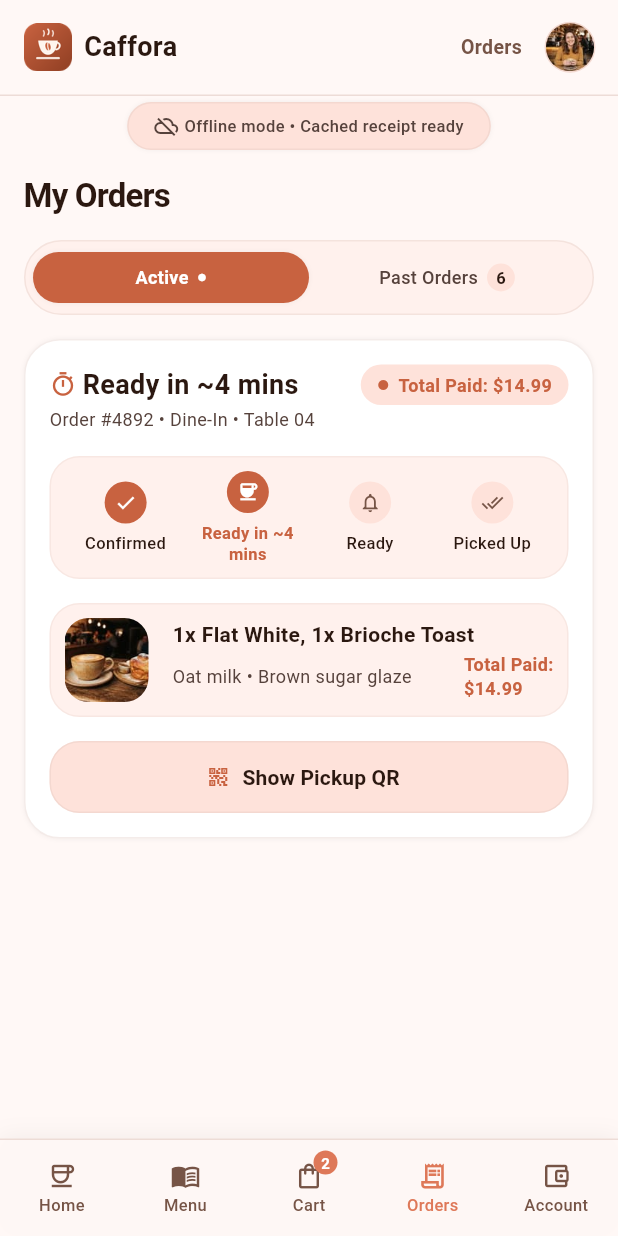
After one commit to Abishani/CafforaMobileApp, a Flutter app: the OrdersPage screen opened by its route, on a phone screen of 412 x 824 dp. The commit adds this screen. Run offline on Flutter 3.47's test engine with Material 3 defaults, Android fonts, the phone set to English and light mode, and no system bars; Roboto replaces fonts that are missing (Plus Jakarta Sans).

Commit message:
feat: added orders page

```diff
--- a/lib/core/constants/app_assets.dart
+++ b/lib/core/constants/app_assets.dart
@@ -14,4 +14,5 @@ abstract final class AppAssets {
   static const cartArtisanFlatWhite =
       'assets/images/cart_artisan_flat_white.png';
   static const cartWildBerryToast = 'assets/images/cart_wild_berry_toast.png';
+  static const orderPreview = 'assets/images/order_preview.png';
 }
--- a/lib/features/cart/presentation/pages/cart_page.dart
+++ b/lib/features/cart/presentation/pages/cart_page.dart
@@ -36,6 +36,8 @@ class _CartPageState extends State<CartPage> {
       Navigator.of(context).pushReplacementNamed('/');
     } else if (index == 1) {
       Navigator.of(context).pushReplacementNamed('/menu');
+    } else if (index == 3) {
+      Navigator.of(context).pushReplacementNamed('/orders');
     }
   }
 
@@ -89,12 +91,8 @@ class _CartPageState extends State<CartPage> {
               SizedBox(
                 width: double.infinity,
                 child: PlaceOrderButton(
-                  onPressed: () => ScaffoldMessenger.of(context).showSnackBar(
-                    const SnackBar(
-                      content: Text('Order placed for Table 04'),
-                      duration: Duration(milliseconds: 900),
-                    ),
-                  ),
+                  onPressed: () =>
+                      Navigator.of(context).pushReplacementNamed('/orders'),
                 ),
               ),
             ],
--- a/lib/features/home/presentation/pages/home_page.dart
+++ b/lib/features/home/presentation/pages/home_page.dart
@@ -41,6 +41,10 @@ class _HomePageState extends State<HomePage> {
     }
     if (index == 2) {
       Navigator.of(context).pushReplacementNamed('/cart');
+      return;
+    }
+    if (index == 3) {
+      Navigator.of(context).pushReplacementNamed('/orders');
       return;
     }
     setState(() => _selectedNavigationIndex = index);
--- a/lib/features/menu/presentation/pages/menu_page.dart
+++ b/lib/features/menu/presentation/pages/menu_page.dart
@@ -31,6 +31,8 @@ class _MenuPageState extends State<MenuPage> {
       Navigator.of(context).pushReplacementNamed('/');
     } else if (index == 2) {
       Navigator.of(context).pushReplacementNamed('/cart');
+    } else if (index == 3) {
+      Navigator.of(context).pushReplacementNamed('/orders');
     }
   }
 
--- /dev/null
+++ b/lib/features/orders/data/orders_data.dart
@@ -0,0 +1,24 @@
+import '../../../core/constants/app_assets.dart';
+
+class OrderPreview {
+  const OrderPreview({
+    required this.title,
+    required this.subtitle,
+    required this.total,
+    required this.image,
+  });
+
+  final String title;
+  final String subtitle;
+  final String total;
+  final String image;
+}
+
+abstract final class OrdersData {
+  static const activeOrder = OrderPreview(
+    title: '1x Flat White, 1x Brioche Toast',
+    subtitle: 'Oat milk • Brown sugar glaze',
+    total: '\$14.99',
+    image: AppAssets.orderPreview,
+  );
+}
--- /dev/null
+++ b/lib/features/orders/presentation/pages/orders_page.dart
@@ -0,0 +1,104 @@
+import 'package:flutter/material.dart';
+
+import '../../../../core/theme/app_theme.dart';
+import '../../../home/presentation/widgets/home_components.dart';
+import '../../data/orders_data.dart';
+import '../widgets/orders_components.dart';
+
+class OrdersPage extends StatefulWidget {
+  const OrdersPage({super.key});
+
+  @override
+  State<OrdersPage> createState() => _OrdersPageState();
+}
+
+class _OrdersPageState extends State<OrdersPage> {
+  bool _showActive = true;
+
+  void _selectNavigation(int index) {
+    switch (index) {
+      case 0:
+        Navigator.of(context).pushReplacementNamed('/');
+      case 1:
+        Navigator.of(context).pushReplacementNamed('/menu');
+      case 2:
+        Navigator.of(context).pushReplacementNamed('/cart');
+    }
+  }
+
+  @override
+  Widget build(BuildContext context) {
+    return Scaffold(
+      extendBody: true,
+      appBar: const PreferredSize(
+        preferredSize: Size.fromHeight(64),
+        child: HomeHeader(actionLabel: 'Orders'),
+      ),
+      body: SafeArea(
+        bottom: false,
+        child: SingleChildScrollView(
+          padding: const EdgeInsets.fromLTRB(
+            AppSpacing.page,
+            4,
+            AppSpacing.page,
+            96,
+          ),
+          child: Column(
+            crossAxisAlignment: CrossAxisAlignment.start,
+            children: [
+              const Center(child: OfflineBanner()),
+              const SizedBox(height: 16),
+              const Text(
+                'My Orders',
+                style: TextStyle(
+                  fontSize: 22,
+                  height: 28 / 22,
+                  fontWeight: FontWeight.bold,
+                  letterSpacing: -.55,
+                ),
+              ),
+              const SizedBox(height: 16),
+              OrdersTabs(
+                showActive: _showActive,
+                onChanged: (value) => setState(() => _showActive = value),
+              ),
+              const SizedBox(height: 16),
+              if (_showActive)
+                ActiveOrderCard(
+                  order: OrdersData.activeOrder,
+                  onQr: () => ScaffoldMessenger.of(context).showSnackBar(
+                    const SnackBar(
+                      content: Text('Pickup QR is ready'),
+                      duration: Duration(milliseconds: 900),
+                    ),
+                  ),
+                )
+              else
+                Container(
+                  width: double.infinity,
+                  padding: const EdgeInsets.all(24),
+                  decoration: BoxDecoration(
+                    color: Colors.white,
+                    borderRadius: BorderRadius.circular(24),
+                    border: const Border.fromBorderSide(
+                      BorderSide(color: AppColors.border),
+                    ),
+                  ),
+                  child: const Text(
+                    'Past orders are available offline.',
+                    textAlign: TextAlign.center,
+                    style: TextStyle(color: AppColors.body, fontSize: 14),
+                  ),
+                ),
+            ],
+          ),
+        ),
+      ),
+      bottomNavigationBar: HomeBottomNavigation(
+        selectedIndex: 3,
+        onSelected: _selectNavigation,
+        cartCount: 2,
+      ),
+    );
+  }
+}
--- /dev/null
+++ b/lib/features/orders/presentation/widgets/orders_components.dart
@@ -0,0 +1,386 @@
+import 'package:flutter/material.dart';
+
+import '../../../../core/theme/app_theme.dart';
+import '../../data/orders_data.dart';
+
+class OfflineBanner extends StatelessWidget {
+  const OfflineBanner({super.key});
+
+  @override
+  Widget build(BuildContext context) {
+    return Container(
+      padding: const EdgeInsets.symmetric(horizontal: 17, vertical: 7),
+      decoration: BoxDecoration(
+        color: const Color(0xFFFEE2DA),
+        borderRadius: BorderRadius.circular(99),
+        border: const Border.fromBorderSide(
+          BorderSide(color: Color(0x4DDCC1B8)),
+        ),
+        boxShadow: const [BoxShadow(color: Color(0x0D000000), blurRadius: 2)],
+      ),
+      child: const Row(
+        mainAxisSize: MainAxisSize.min,
+        children: [
+          Icon(Icons.cloud_off_outlined, size: 16, color: Color(0xFF56423C)),
+          SizedBox(width: 4),
+          Text(
+            'Offline mode • Cached receipt ready',
+            style: TextStyle(
+              color: Color(0xFF56423C),
+              fontSize: 11,
+              height: 14 / 11,
+              fontWeight: FontWeight.w500,
+              letterSpacing: .275,
+            ),
+          ),
+        ],
+      ),
+    );
+  }
+}
+
+class OrdersTabs extends StatelessWidget {
+  const OrdersTabs({
+    super.key,
+    required this.showActive,
+    required this.onChanged,
+  });
+
+  final bool showActive;
+  final ValueChanged<bool> onChanged;
+
+  @override
+  Widget build(BuildContext context) {
+    return Container(
+      padding: const EdgeInsets.all(5),
+      decoration: BoxDecoration(
+        color: AppColors.softSurface,
+        borderRadius: BorderRadius.circular(99),
+        border: const Border.fromBorderSide(
+          BorderSide(color: Color(0x4DDCC1B8)),
+        ),
+      ),
+      child: Row(
+        children: [
+          Expanded(
+            child: _OrderTab(
+              label: 'Active',
+              selected: showActive,
+              onTap: () => onChanged(true),
+              trailing: const Icon(Icons.circle, size: 6, color: Colors.white),
+            ),
+          ),
+          Expanded(
+            child: _OrderTab(
+              label: 'Past Orders',
+              selected: !showActive,
+              onTap: () => onChanged(false),
+              trailing: Container(
+                padding: const EdgeInsets.symmetric(horizontal: 6, vertical: 2),
+                decoration: const BoxDecoration(
+                  color: Color(0xFFFEE2DA),
+                  shape: BoxShape.circle,
+                ),
+                child: const Text(
+                  '6',
+                  style: TextStyle(fontSize: 11, fontWeight: FontWeight.w600),
+                ),
+              ),
+            ),
+          ),
+        ],
+      ),
+    );
+  }
+}
+
+class _OrderTab extends StatelessWidget {
+  const _OrderTab({
+    required this.label,
+    required this.selected,
+    required this.onTap,
+    required this.trailing,
+  });
+
+  final String label;
+  final bool selected;
+  final VoidCallback onTap;
+  final Widget trailing;
+
+  @override
+  Widget build(BuildContext context) {
+    return GestureDetector(
+      onTap: onTap,
+      child: Container(
+        padding: const EdgeInsets.symmetric(vertical: 9),
+        decoration: BoxDecoration(
+          color: selected ? AppColors.accentDark : Colors.transparent,
+          borderRadius: BorderRadius.circular(99),
+          boxShadow: selected
+              ? const [BoxShadow(color: Color(0x0D000000), blurRadius: 2)]
+              : null,
+        ),
+        child: Row(
+          mainAxisAlignment: MainAxisAlignment.center,
+          children: [
+            Text(
+              label,
+              style: TextStyle(
+                color: selected ? Colors.white : const Color(0xFF56423C),
+                fontSize: 12,
+                height: 16 / 12,
+                fontWeight: selected ? FontWeight.w600 : FontWeight.w500,
+                letterSpacing: .24,
+              ),
+            ),
+            const SizedBox(width: 6),
+            trailing,
+          ],
+        ),
+      ),
+    );
+  }
+}
+
+class ActiveOrderCard extends StatelessWidget {
+  const ActiveOrderCard({super.key, required this.order, required this.onQr});
+
+  final OrderPreview order;
+  final VoidCallback onQr;
+
+  @override
+  Widget build(BuildContext context) {
+    return Container(
+      padding: const EdgeInsets.fromLTRB(16, 16, 16, 16),
+      decoration: BoxDecoration(
+        color: Colors.white,
+        borderRadius: BorderRadius.circular(24),
+        border: const Border.fromBorderSide(
+          BorderSide(color: Color(0x4DDCC1B8)),
+        ),
+        boxShadow: const [BoxShadow(color: Color(0x0D000000), blurRadius: 2)],
+      ),
+      child: Column(
+        crossAxisAlignment: CrossAxisAlignment.start,
+        children: [
+          Row(
+            mainAxisAlignment: MainAxisAlignment.spaceBetween,
+            children: [
+              const Row(
+                children: [
+                  Icon(
+                    Icons.timer_outlined,
+                    color: AppColors.accentDark,
+                    size: 18,
+                  ),
+                  SizedBox(width: 4),
+                  Text(
+                    'Ready in ~4 mins',
+                    style: TextStyle(
+                      fontSize: 18,
+                      height: 24 / 18,
+                      fontWeight: FontWeight.bold,
+                    ),
+                  ),
+                ],
+              ),
+              Container(
+                padding: const EdgeInsets.symmetric(
+                  horizontal: 11,
+                  vertical: 5,
+                ),
+                decoration: BoxDecoration(
+                  color: const Color(0xFFFEE2DA),
+                  borderRadius: BorderRadius.circular(99),
+                ),
+                child: const Row(
+                  children: [
+                    Icon(Icons.circle, size: 8, color: AppColors.accentDark),
+                    SizedBox(width: 6),
+                    Text(
+                      'Total Paid: \$14.99',
+                      style: TextStyle(
+                        color: AppColors.accentDark,
+                        fontSize: 12,
+                        fontWeight: FontWeight.w600,
+                      ),
+                    ),
+                  ],
+                ),
+              ),
+            ],
+          ),
+          const SizedBox(height: 2),
+          const Text(
+            'Order #4892 • Dine-In • Table 04',
+            style: TextStyle(
+              color: Color(0xFF56423C),
+              fontSize: 12,
+              height: 16 / 12,
+            ),
+          ),
+          const SizedBox(height: 16),
+          const ProgressTracker(),
+          const SizedBox(height: 16),
+          Container(
+            padding: const EdgeInsets.all(9),
+            decoration: BoxDecoration(
+              color: AppColors.softSurface,
+              borderRadius: BorderRadius.circular(20),
+              border: const Border.fromBorderSide(
+                BorderSide(color: Color(0x33DCC1B8)),
+              ),
+            ),
+            child: Row(
+              children: [
+                ClipRRect(
+                  borderRadius: BorderRadius.circular(16),
+                  child: Image.asset(
+                    order.image,
+                    width: 56,
+                    height: 56,
+                    fit: BoxFit.cover,
+                  ),
+                ),
+                const SizedBox(width: 16),
+                Expanded(
+                  child: Column(
+                    crossAxisAlignment: CrossAxisAlignment.start,
+                    children: [
+                      Text(
+                        order.title,
+                        maxLines: 1,
+                        overflow: TextOverflow.ellipsis,
+                        style: const TextStyle(
+                          fontSize: 14,
+                          height: 20 / 14,
+                          fontWeight: FontWeight.bold,
+                        ),
+                      ),
+                      const SizedBox(height: 2),
+                      Row(
+                        mainAxisAlignment: MainAxisAlignment.spaceBetween,
+                        children: [
+                          Expanded(
+                            child: Text(
+                              order.subtitle,
+                              maxLines: 1,
+                              overflow: TextOverflow.ellipsis,
+                              style: const TextStyle(
+                                color: Color(0xFF56423C),
+                                fontSize: 12,
+                                height: 16 / 12,
+                              ),
+                            ),
+                          ),
+                          const SizedBox(width: 4),
+                          Text(
+                            'Total Paid:\n${order.total}',
+                            style: const TextStyle(
+                              color: AppColors.accentDark,
+                              fontSize: 12,
+                              height: 16 / 12,
+                              fontWeight: FontWeight.bold,
+                            ),
+                          ),
+                        ],
+                      ),
+                    ],
+                  ),
+                ),
+              ],
+            ),
+          ),
+          const SizedBox(height: 16),
+          SizedBox(
+            width: double.infinity,
+            height: 48,
+            child: OutlinedButton.icon(
+              onPressed: onQr,
+              icon: const Icon(
+                Icons.qr_code_2,
+                size: 16,
+                color: AppColors.accentDark,
+              ),
+              label: const Text(
+                'Show Pickup QR',
+                style: TextStyle(
+                  color: AppColors.ink,
+                  fontSize: 14,
+                  fontWeight: FontWeight.w600,
+                ),
+              ),
+              style: OutlinedButton.styleFrom(
+                backgroundColor: const Color(0xFFFEE2DA),
+                side: const BorderSide(color: Color(0x4DDCC1B8)),
+                shape: RoundedRectangleBorder(
+                  borderRadius: BorderRadius.circular(20),
+                ),
+              ),
+            ),
+          ),
+        ],
+      ),
+    );
+  }
+}
+
+class ProgressTracker extends StatelessWidget {
+  const ProgressTracker({super.key});
+
+  @override
+  Widget build(BuildContext context) {
+    const labels = ['Confirmed', 'Ready in ~4 mins', 'Ready', 'Picked Up'];
+    const icons = [
+      Icons.check,
+      Icons.coffee,
+      Icons.notifications_none,
+      Icons.done_all,
+    ];
+    return Container(
+      padding: const EdgeInsets.all(9),
+      decoration: BoxDecoration(
+        color: AppColors.softSurface,
+        borderRadius: BorderRadius.circular(20),
+        border: const Border.fromBorderSide(
+          BorderSide(color: Color(0x33DCC1B8)),
+        ),
+      ),
+      child: Row(
+        children: [
+          for (var index = 0; index < labels.length; index++)
+            Expanded(
+              child: Column(
+                children: [
+                  CircleAvatar(
+                    radius: 14,
+                    backgroundColor: index < 2
+                        ? AppColors.accentDark
+                        : const Color(0xFFFEE2DA),
+                    child: Icon(
+                      icons[index],
+                      size: 15,
+                      color: index < 2 ? Colors.white : AppColors.body,
+                    ),
+                  ),
+                  const SizedBox(height: 6),
+                  Text(
+                    labels[index],
+                    textAlign: TextAlign.center,
+                    style: TextStyle(
+                      color: index == 1 ? AppColors.accentDark : AppColors.ink,
+                      fontSize: 11,
+                      height: 14 / 11,
+                      fontWeight: index == 1
+                          ? FontWeight.bold
+                          : FontWeight.w500,
+                    ),
+                  ),
+                ],
+              ),
+            ),
+        ],
+      ),
+    );
+  }
+}
--- a/lib/main.dart
+++ b/lib/main.dart
@@ -4,6 +4,7 @@ import 'core/theme/app_theme.dart';
 import 'features/home/presentation/pages/home_page.dart';
 import 'features/menu/presentation/pages/menu_page.dart';
 import 'features/cart/presentation/pages/cart_page.dart';
+import 'features/orders/presentation/pages/orders_page.dart';
 
 void main() {
   runApp(const CafforaApp());
@@ -22,6 +23,7 @@ class CafforaApp extends StatelessWidget {
         '/': (_) => const HomePage(),
         '/menu': (_) => const MenuPage(),
         '/cart': (_) => const CartPage(),
+        '/orders': (_) => const OrdersPage(),
       },
       initialRoute: '/',
     );
```
Also changed, not shown: assets/images/order_preview.png (added).
